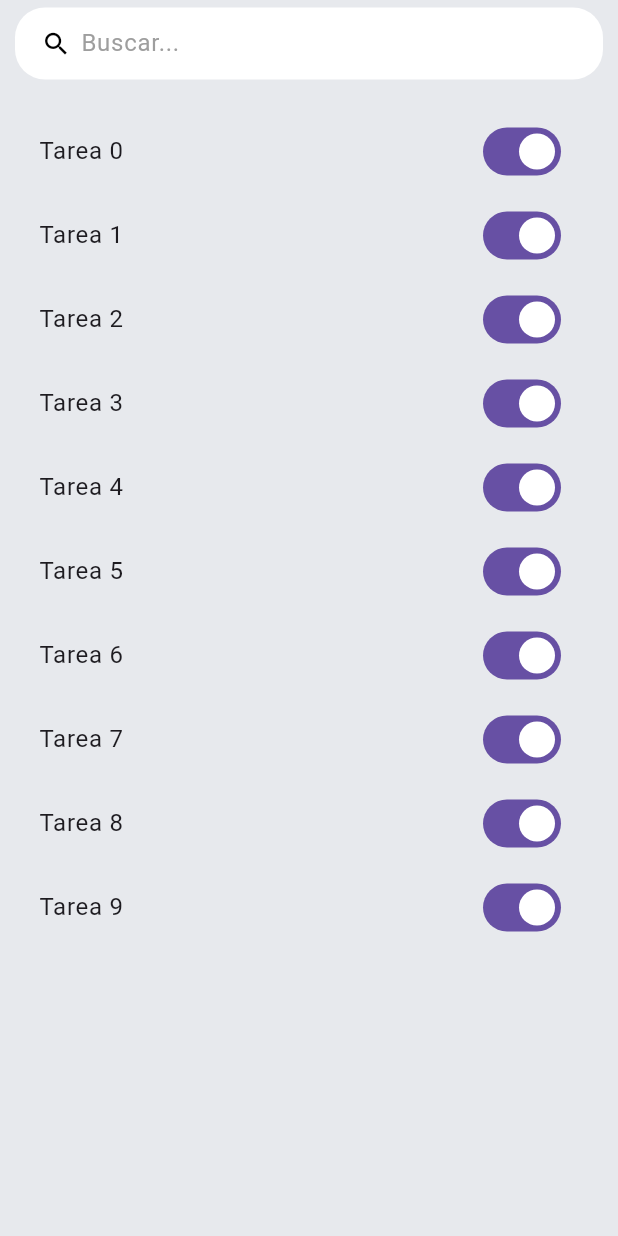
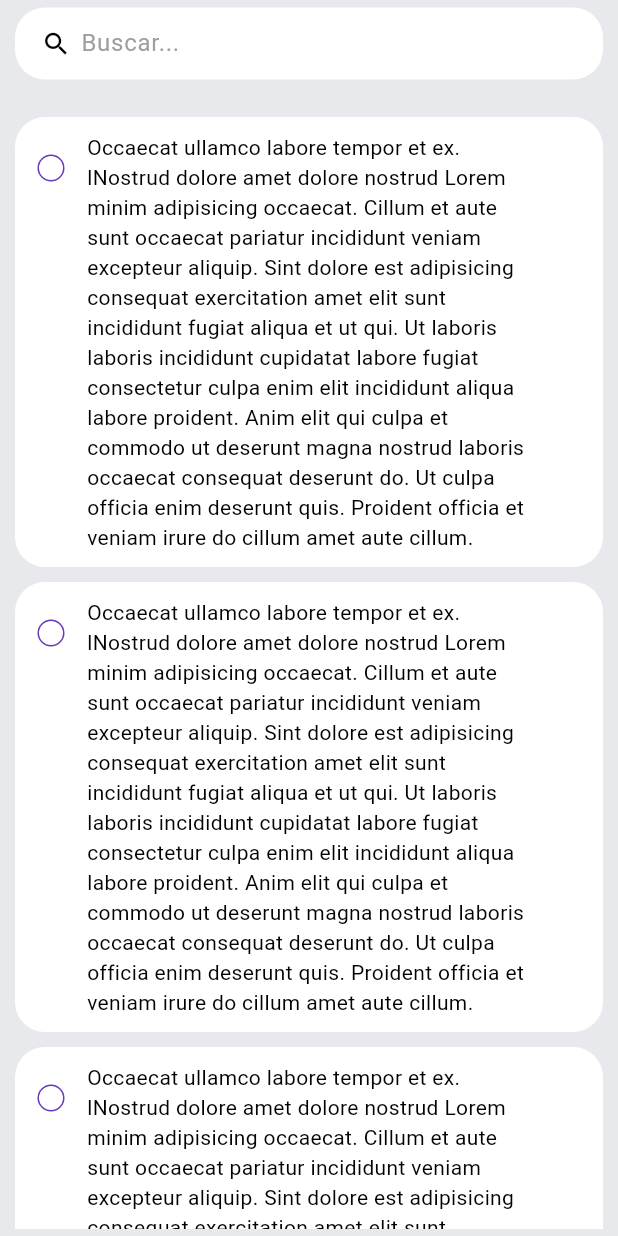
Before and after one commit to Klerith/flutter-todo, a Flutter app: the screen it shows after launch, on a phone screen of 412 x 824 dp. Run offline on Flutter 3.47's test engine with Material 3 defaults, Android fonts, the phone set to English and light mode, and no system bars.

Commit message:
Add TodoItem widget to TodoListView

```diff
--- /dev/null
+++ b/lib/presentation/widgets/todo/todo_item.dart
@@ -0,0 +1,46 @@
+import 'package:flutter/material.dart';
+
+class TodoItem extends StatelessWidget {
+  const TodoItem({super.key});
+
+  @override
+  Widget build(BuildContext context) {
+    return Container(
+      padding: const EdgeInsets.symmetric(vertical: 10),
+      margin: const EdgeInsets.symmetric(vertical: 5),
+      decoration: BoxDecoration(
+        color: Colors.white,
+        borderRadius: BorderRadius.circular(20)
+      ),
+      child: Row(
+        crossAxisAlignment: CrossAxisAlignment.start,
+        children: [
+          Checkbox(
+            value: false,
+            side: const BorderSide(
+              color: Colors.deepPurple,
+              width: 1,
+            ),
+            shape: RoundedRectangleBorder(
+              borderRadius: BorderRadius.circular(100),
+            ),
+            checkColor: Colors.deepPurple,
+            activeColor: Colors.deepPurple,
+            focusColor: Colors.deepPurple,
+
+            onChanged: (value) {},
+          ),
+
+          SizedBox(
+            width: 300,
+            child: const Text('Occaecat ullamco labore tempor et ex. lNostrud dolore amet dolore nostrud Lorem minim adipisicing occaecat. Cillum et aute sunt occaecat pariatur incididunt veniam excepteur aliquip. Sint dolore est adipisicing consequat exercitation amet elit sunt incididunt fugiat aliqua et ut qui. Ut laboris laboris incididunt cupidatat labore fugiat consectetur culpa enim elit incididunt aliqua labore proident. Anim elit qui culpa et commodo ut deserunt magna nostrud laboris occaecat consequat deserunt do. Ut culpa officia enim deserunt quis. Proident officia et veniam irure do cillum amet aute cillum.',
+              style: TextStyle(color: Colors.black ),
+
+            ),
+          ),
+
+        ],
+      ),
+    );
+  }
+}
--- a/lib/presentation/widgets/todo/todo_listview.dart
+++ b/lib/presentation/widgets/todo/todo_listview.dart
@@ -1,4 +1,5 @@
 import 'package:flutter/material.dart';
+import 'package:flutter_riverpod/presentation/widgets/todo/todo_item.dart';
 
 class TodoListView extends StatelessWidget {
   const TodoListView({super.key});
@@ -10,9 +11,8 @@ class TodoListView extends StatelessWidget {
         // separatorBuilder: (context, index) => const Divider(),
 
         itemCount: 10,
-        itemBuilder: (BuildContext context, int index) {
-          return SwitchListTile(
-              value: true, onChanged: (value) {}, title: Text('Tarea $index'));
+        itemBuilder: (BuildContext context, int index){
+          return const TodoItem();
         },
       ),
     );
```
